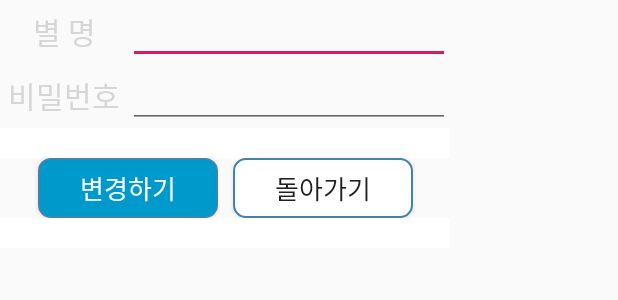
After one commit to MagneticGang/teamTriplan, an Android app: the layout ggs_activity_info_reset.xml on its own in the app's theme, with its tools: preview values and no code run, on a phone screen of 412 x 824 dp. The commit adds this screen. Shown: the top 300 px of the screen. Run offline under Robolectric (Android 15) with nearby library versions, the phone set to English and light mode, and no system bars.

Commit message:
MyPage 수정 탈퇴까지

```diff
--- a/app/src/main/java/com/hanul/team1/triplan/ggs/ggs_NSignUpActivity.java
+++ b/app/src/main/java/com/hanul/team1/triplan/ggs/ggs_NSignUpActivity.java
@@ -133,7 +133,6 @@ public class ggs_NSignUpActivity extends AppCompatActivity implements Validator.
 
             switch (Integer.parseInt(s)){
                 case 1://1이면 가입 성공
-                    String id = NSEmailCFET.getText().toString();
                     String name = NSNicknameET.getText().toString();
                     Toast.makeText(ggs_NSignUpActivity.this, "회원가입을 축하드립니다, "+ name + " 님!", Toast.LENGTH_SHORT).show();
                     //SP에 저장 후 다음 화면으로
@@ -146,9 +145,6 @@ public class ggs_NSignUpActivity extends AppCompatActivity implements Validator.
                     Toast.makeText(ggs_NSignUpActivity.this, "서버 응답이 없습니다! 관리자에게 문의하세요!", Toast.LENGTH_SHORT).show();
                     break;
             }
-
-
-
         }
     }//AsyncTask
 
--- a/app/src/main/java/com/hanul/team1/triplan/jiyoon/StartActivity.java
+++ b/app/src/main/java/com/hanul/team1/triplan/jiyoon/StartActivity.java
@@ -307,9 +307,8 @@ public class StartActivity extends AppCompatActivity {
             Log.w(TAG, "구글 로그인 실패 원인 코드: "+e.getStatusCode());
             //코드내용: https://developers.google.com/android/reference/com/google/android/gms/auth/api/signin/GoogleSignInStatusCodes
 
-            //모든 Activity 종료
             Toast.makeText(this, SORRY, Toast.LENGTH_LONG).show();
-            ActivityCompat.finishAffinity(StartActivity.this);
+            //사용자가 구글 로그인창을 닫는 경우도 포함됨. 강제종료하면 안됀다!
         }
     }
 
--- /dev/null
+++ b/app/src/main/res/drawable/button_background_cancel.xml
@@ -0,0 +1,16 @@
+<?xml version="1.0" encoding="utf-8"?>
+<shape xmlns:android="http://schemas.android.com/apk/res/android"
+    android:padding="10dp"
+    android:shape="rectangle" >
+
+    <solid android:color="@android:color/white" />
+    <corners
+        android:bottomLeftRadius="8dp"
+        android:bottomRightRadius="8dp"
+        android:topLeftRadius="8dp"
+        android:topRightRadius="8dp" />
+    <stroke
+        android:width="1dp"
+        android:color="#4282b0" />
+
+</shape>
--- /dev/null
+++ b/app/src/main/res/layout/ggs_activity_info_reset.xml
@@ -0,0 +1,106 @@
+<?xml version="1.0" encoding="utf-8"?>
+<LinearLayout
+    android:id="@+id/SUPERLINEAR"
+    xmlns:android="http://schemas.android.com/apk/res/android"
+    android:layout_width="300dp"
+    android:layout_height="match_parent"
+    android:orientation="vertical"
+    >
+
+    <LinearLayout
+        android:layout_width="match_parent"
+        android:layout_height="wrap_content"
+        android:orientation="horizontal"
+        android:weightSum="7">
+
+        <LinearLayout
+            android:layout_width="0dp"
+            android:layout_height="match_parent"
+            android:orientation="vertical"
+            android:layout_weight="2"
+            android:weightSum="2">
+
+            <TextView
+                android:id="@+id/TVnick"
+                android:layout_width="match_parent"
+                android:layout_height="0dp"
+                android:layout_weight="1"
+                android:gravity="center"
+                android:text="별 명"
+                android:textColor="@color/com_kakao_button_text_press"
+                android:textSize="20dp" />
+
+            <TextView
+                android:id="@+id/TVpwd"
+                android:layout_width="match_parent"
+                android:layout_height="0dp"
+                android:layout_weight="1"
+                android:gravity="center"
+                android:text="비밀번호"
+                android:textSize="20dp"
+                android:textColor="@color/com_kakao_button_text_press"/>
+
+        </LinearLayout>
+
+
+        <LinearLayout
+            android:layout_width="0dp"
+            android:layout_height="match_parent"
+            android:orientation="vertical"
+            android:layout_weight="5">
+            <EditText
+                android:id="@+id/ETnickreset"
+                android:layout_width="match_parent"
+                android:layout_height="wrap_content"
+                android:textSize="16dp"/>
+
+            <EditText
+                android:id="@+id/ETpwdreset"
+                android:layout_width="match_parent"
+                android:layout_height="wrap_content"
+                android:inputType="textPassword"
+                android:textSize="16dp" />
+        </LinearLayout>
+
+    </LinearLayout>
+
+    <LinearLayout
+        android:layout_width="match_parent"
+        android:layout_height="20dp"
+        android:background="@android:color/white"/>
+
+    <LinearLayout
+        android:layout_width="match_parent"
+        android:layout_height="wrap_content"
+        android:orientation="horizontal">
+
+        <Button
+            android:id="@+id/BTNcommit"
+            android:layout_width="120dp"
+            android:layout_height="40dp"
+            android:layout_marginLeft="25dp"
+            android:layout_marginRight="10dp"
+            android:background="@drawable/button_background"
+            android:text="변경하기"
+            android:textColor="@android:color/white"
+            android:textSize="17dp" />
+
+        <Button
+            android:id="@+id/BTNbackmyp"
+            android:layout_width="120dp"
+            android:layout_height="40dp"
+            android:layout_marginRight="10dp"
+            android:background="@drawable/button_background_cancel"
+            android:text="돌아가기"
+            android:textSize="17dp" />
+
+    </LinearLayout>
+
+
+    <LinearLayout
+        android:layout_width="match_parent"
+        android:layout_height="20dp"
+        android:background="@android:color/white"/>
+
+
+</LinearLayout>
--- a/app/src/main/res/layout/jy_activity_main.xml
+++ b/app/src/main/res/layout/jy_activity_main.xml
@@ -44,7 +44,8 @@
             android:background="@drawable/button_background"
             android:text="이메일로 시작하기"
             android:textSize="16sp"
-            android:textStyle="bold" />
+            android:textStyle="bold"
+            android:textColor="@android:color/white"/>
 
     </LinearLayout>
 
--- a/app/src/main/res/layout/sh_activity_main.xml
+++ b/app/src/main/res/layout/sh_activity_main.xml
@@ -21,7 +21,7 @@
             android:textSize="20sp"
             android:textStyle="bold"
             android:layout_centerHorizontal="true"
-            android:layout_centerVertical="true"            />
+            android:layout_centerVertical="true"/>
 
     </RelativeLayout>
 
--- a/app/src/main/res/layout/sh_fragment_mypage.xml
+++ b/app/src/main/res/layout/sh_fragment_mypage.xml
@@ -18,7 +18,7 @@
         <TextView
             android:id="@+id/TVnick"
             android:layout_width="182dp"
-            android:layout_height="60dp"
+            android:layout_height="wrap_content"
             android:layout_gravity="center_horizontal"
             android:gravity="center"
             android:text="안녕"
@@ -97,7 +97,7 @@
                     android:layout_marginLeft="10dp"
                     android:background="@drawable/button_background"
                     android:gravity="center"
-                    android:text="비밀번호\n재설정"
+                    android:text="내정보\n관리"
                     android:textColor="@android:color/white"
                     android:textSize="16dp"
                     android:typeface="monospace" />
--- a/app/src/main/res/values/styles.xml
+++ b/app/src/main/res/values/styles.xml
@@ -17,4 +17,16 @@
         <item name="windowNoTitle">true</item>
     </style>
 
+    <!--비번 재설정 커스텀 팝업 엑티비티-->
+    <style name="resetPwdTheme" parent="Theme.AppCompat.Light.Dialog">
+        <item name="colorPrimary">@color/colorPrimary</item>
+        <item name="colorPrimaryDark">@color/colorPrimaryDark</item>
+        <item name="colorAccent">@color/colorAccent</item>
+
+        <!--타이틀 제거-->
+        <item name="windowActionBar">false</item>
+        <item name="windowNoTitle">true</item>
+
+    </style>
+
 </resources>
```
Also changed, not shown: app/src/main/AndroidManifest.xml (+20 -11 lines), app/src/main/java/com/hanul/team1/triplan/ggs/ggs_InfoReset.java (added, +203 -0 lines), app/src/main/java/com/hanul/team1/triplan/ggs/retrofit/GNUserClient.java (+12 -0 lines), app/src/main/java/com/hanul/team1/triplan/ysh/MyPageFragment.java (+138 -93 lines).
